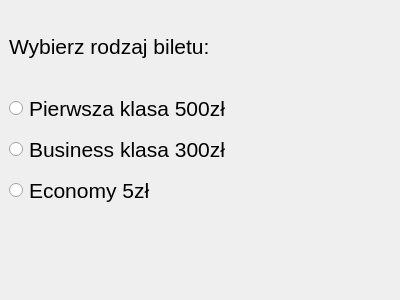
Qt form layout.ui (Monka3tp/Flight_pyqt) before a commit.
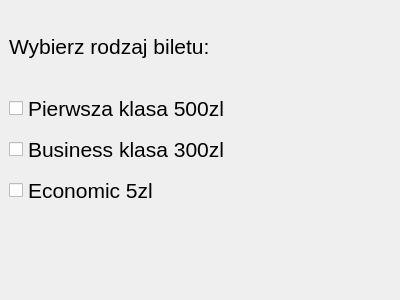
The same form after that commit.

What changed in the file:
```diff
--- a/layout.ui
+++ b/layout.ui
@@ -39,23 +39,23 @@
      </widget>
     </item>
     <item>
-     <widget class="QRadioButton" name="firstButton">
+     <widget class="QCheckBox" name="firstBox">
       <property name="text">
-       <string>Pierwsza klasa 500zł</string>
+       <string>Pierwsza klasa 500zl</string>
       </property>
      </widget>
     </item>
     <item>
-     <widget class="QRadioButton" name="businessButton">
+     <widget class="QCheckBox" name="businessBox">
       <property name="text">
-       <string>Business klasa 300zł</string>
+       <string>Business klasa 300zl</string>
       </property>
      </widget>
     </item>
     <item>
-     <widget class="QRadioButton" name="economyButton">
+     <widget class="QCheckBox" name="economicBox">
       <property name="text">
-       <string>Economy 5zł</string>
+       <string>Economic 5zl</string>
       </property>
      </widget>
     </item>
```
Left out of the diff: 7 changed lines with no effect on the pictures.
